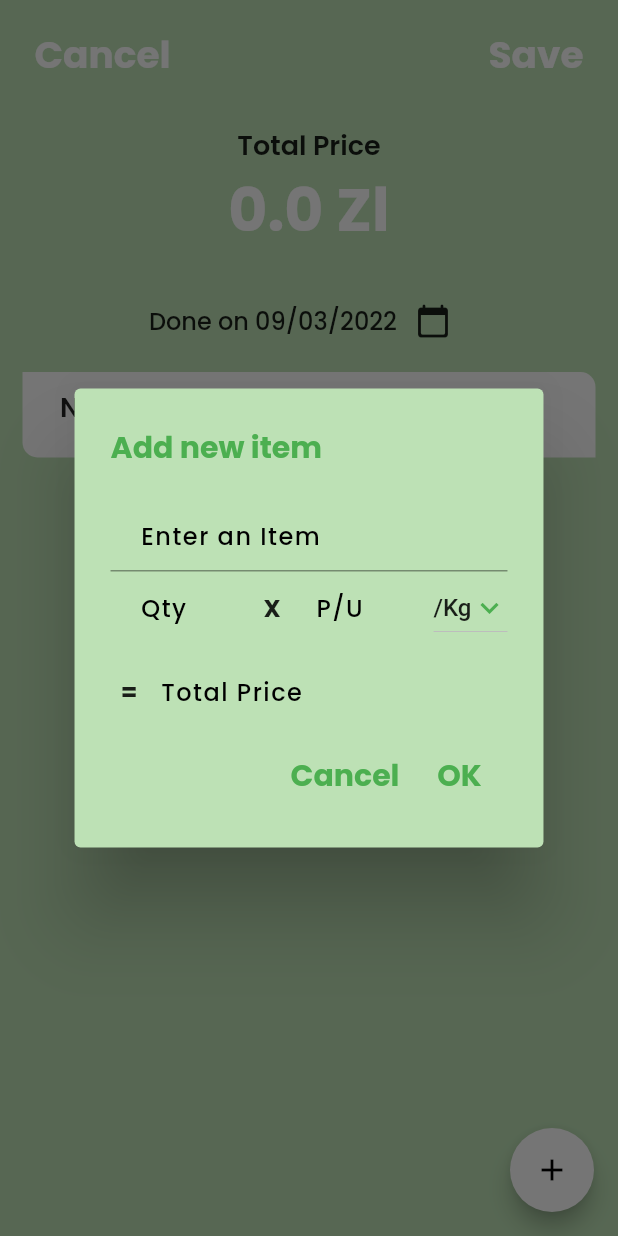
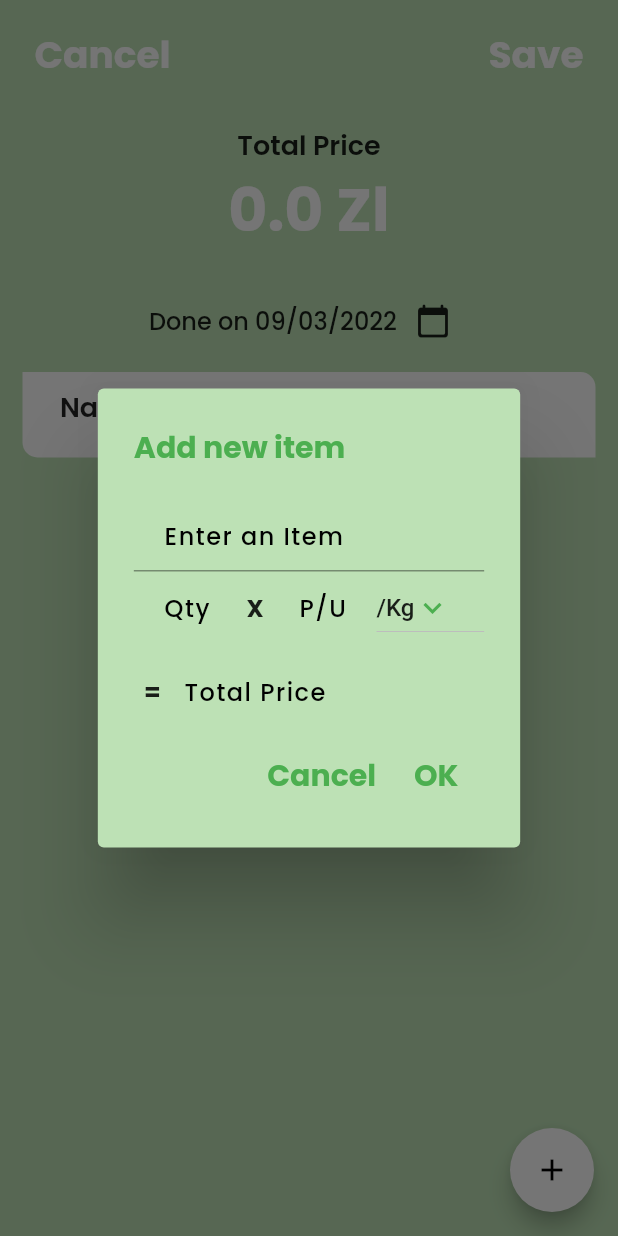
Before and after one commit to Fiston-pro/MyFoodz, a Flutter app: the AddPage screen opened by its route, after a tap on the "add" icon, on a phone screen of 412 x 824 dp. Run offline on Flutter 3.47's test engine with Material 2 defaults, Android fonts, the phone set to English and light mode, and no system bars; our stand-ins replace animated_splash_screen, cloud_firestore, firebase_auth, firebase_core, fl_chart, flutter_login and 2 more; missing offline and left inert: flutter_rounded_date_picker; accounts and stored records are empty.

Commit message:
Fixed the overflow of pixels in add dialog

```diff
--- a/lib/Screens/Add.dart
+++ b/lib/Screens/Add.dart
@@ -148,7 +148,6 @@ class _AddPageState extends State<AddPage> {
                         Row(
                           children: [
                             Expanded(
-                              flex: 2,
                               child: TextFormField(
                                 validator: (text) {
                                   return text!.isNotEmpty ? null : "No Qty";
@@ -178,7 +177,6 @@ class _AddPageState extends State<AddPage> {
                             ),
                             Text(" X ", style: TextStyle(fontWeight: FontWeight.w700,fontFamily: "Poppins"),),
                             Expanded(
-                              flex: 2,
                               child: TextFormField(
                                 validator: (text) {
                                   return text!.isNotEmpty ? null : "No P/U";
```
